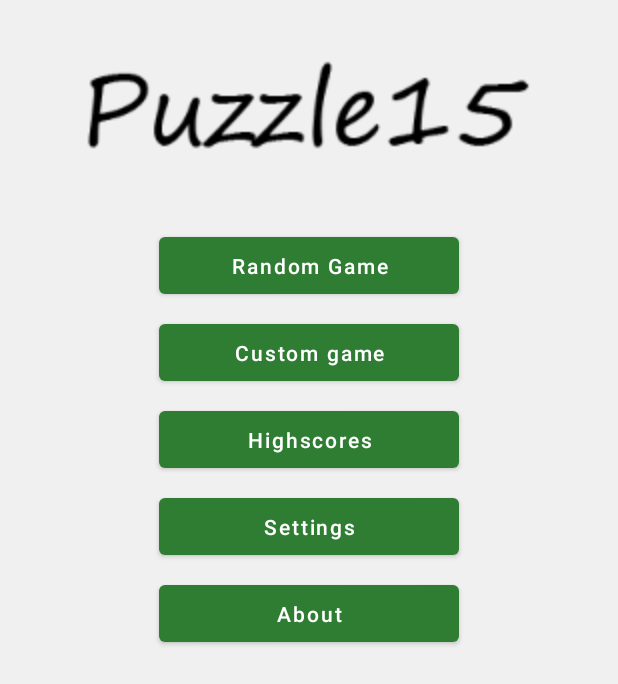
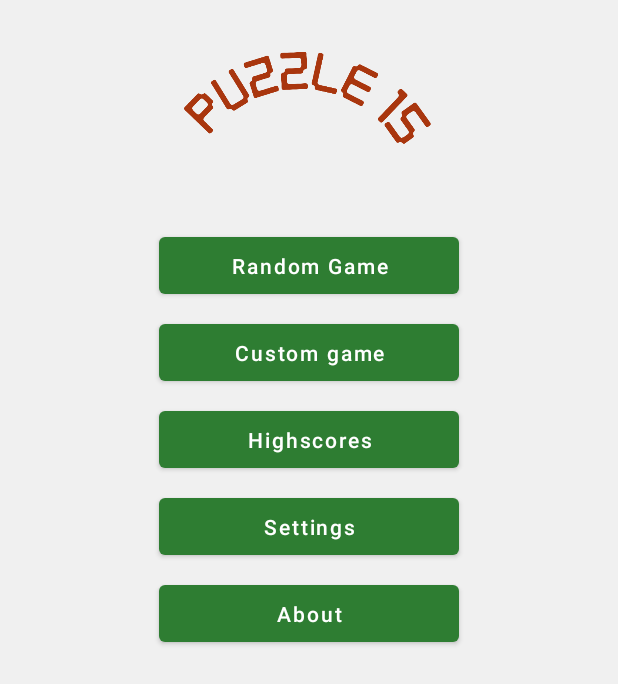
Before and after one commit to Appci11/Puzzle15, an Android app: the screen it shows after launch (MainActivity), on a phone screen of 412 x 824 dp. Shown: the top 684 px of the screen. Run offline under Robolectric (Android 15) with nearby library versions, the phone set to English and light mode, and no system bars.

Commit message:
Changing logo

```diff
--- a/app/src/main/res/layout-land/activity_main.xml
+++ b/app/src/main/res/layout-land/activity_main.xml
@@ -13,7 +13,7 @@
         android:layout_width="300dp"
         android:layout_height="100dp"
         android:layout_marginTop="10dp"
-        android:src="@mipmap/templogo"
+        android:src="@mipmap/logo"
         app:layout_constraintStart_toStartOf="parent"
         app:layout_constraintTop_toTopOf="parent" />
 
--- a/app/src/main/res/layout/activity_main.xml
+++ b/app/src/main/res/layout/activity_main.xml
@@ -13,7 +13,7 @@
         android:layout_width="300dp"
         android:layout_height="100dp"
         android:layout_marginTop="10dp"
-        android:src="@mipmap/templogo"
+        android:src="@mipmap/logo"
         app:layout_constraintEnd_toEndOf="parent"
         app:layout_constraintStart_toStartOf="parent"
         app:layout_constraintTop_toTopOf="parent" />
```
Also changed, not shown: app/src/main/res/mipmap-xxxhdpi/logo.png (added).
